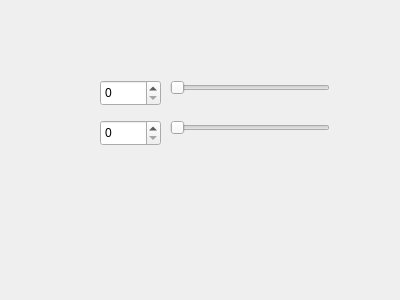
uc-Scarab/dynamixel_gui, file src/dynamixel_gui/src/dynamixel_gui/dynamixel_gui.ui: the form before one commit.
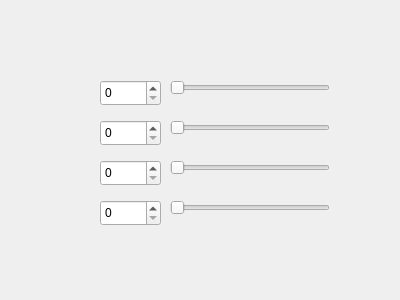
The form after the commit.

```diff
--- a/src/dynamixel_gui/src/dynamixel_gui/dynamixel_gui.ui
+++ b/src/dynamixel_gui/src/dynamixel_gui/dynamixel_gui.ui
@@ -71,6 +71,64 @@
     <enum>Qt::Horizontal</enum>
    </property>
   </widget>
+  <widget class="QSlider" name="motor_4">
+   <property name="geometry">
+    <rect>
+     <x>170</x>
+     <y>160</y>
+     <width>160</width>
+     <height>16</height>
+    </rect>
+   </property>
+   <property name="maximum">
+    <number>4095</number>
+   </property>
+   <property name="orientation">
+    <enum>Qt::Horizontal</enum>
+   </property>
+  </widget>
+  <widget class="QSpinBox" name="spinBox_3">
+   <property name="geometry">
+    <rect>
+     <x>100</x>
+     <y>160</y>
+     <width>61</width>
+     <height>26</height>
+    </rect>
+   </property>
+   <property name="maximum">
+    <number>4095</number>
+   </property>
+  </widget>
+  <widget class="QSlider" name="motor_5">
+   <property name="geometry">
+    <rect>
+     <x>170</x>
+     <y>200</y>
+     <width>160</width>
+     <height>16</height>
+    </rect>
+   </property>
+   <property name="maximum">
+    <number>4095</number>
+   </property>
+   <property name="orientation">
+    <enum>Qt::Horizontal</enum>
+   </property>
+  </widget>
+  <widget class="QSpinBox" name="spinBox_4">
+   <property name="geometry">
+    <rect>
+     <x>100</x>
+     <y>200</y>
+     <width>61</width>
+     <height>26</height>
+    </rect>
+   </property>
+   <property name="maximum">
+    <number>4095</number>
+   </property>
+  </widget>
  </widget>
  <resources/>
  <connections>
```
Left out of the diff: 32 changed lines with no effect on the pictures.
